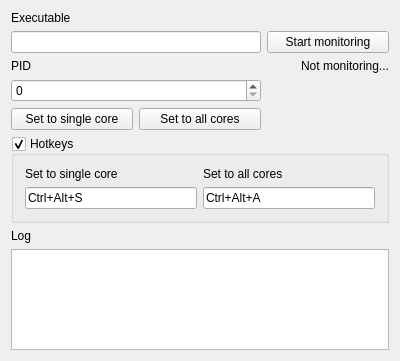
The window that pubfix/MainWindow.ui (gusmd/pubfix) describes before a commit, drawn with Qt 5.
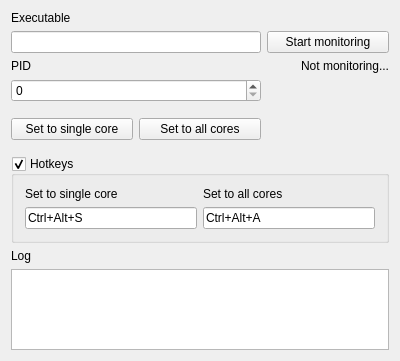
The same window after the commit.

Commit message: Fix tab order; give all vertical space to Log

What changed in the file:
```diff
--- a/pubfix/MainWindow.ui
+++ b/pubfix/MainWindow.ui
@@ -16,7 +16,7 @@
   <widget class="QWidget" name="centralWidget">
    <layout class="QGridLayout" name="gridLayout">
     <item row="0" column="0">
-     <layout class="QGridLayout" name="gridLayout_2" columnstretch="1,1,1">
+     <layout class="QGridLayout" name="gridLayout_2" rowstretch="0,0,0,0,0,0,0,0,0,1" columnstretch="1,1,1">
       <item row="9" column="0" colspan="3">
        <widget class="QPlainTextEdit" name="logEdit">
         <property name="lineWrapMode">
@@ -32,10 +32,13 @@
         <property name="orientation">
          <enum>Qt::Vertical</enum>
         </property>
+        <property name="sizeType">
+         <enum>QSizePolicy::Fixed</enum>
+        </property>
         <property name="sizeHint" stdset="0">
          <size>
-          <width>20</width>
-          <height>40</height>
+          <width>0</width>
+          <height>10</height>
          </size>
         </property>
        </spacer>
@@ -68,10 +71,13 @@
         <property name="orientation">
          <enum>Qt::Vertical</enum>
         </property>
+        <property name="sizeType">
+         <enum>QSizePolicy::Fixed</enum>
+        </property>
         <property name="sizeHint" stdset="0">
          <size>
-          <width>20</width>
-          <height>40</height>
+          <width>0</width>
+          <height>10</height>
          </size>
         </property>
        </spacer>
```
Left out of the diff: 11 changed lines with no effect on the pictures.
